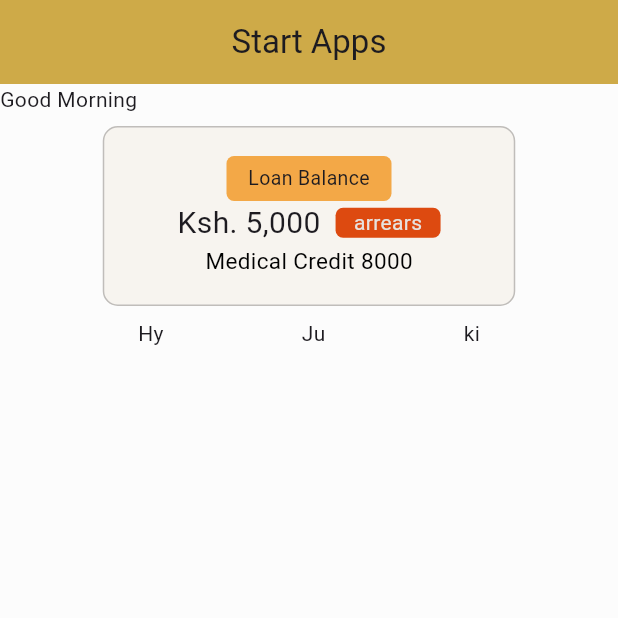
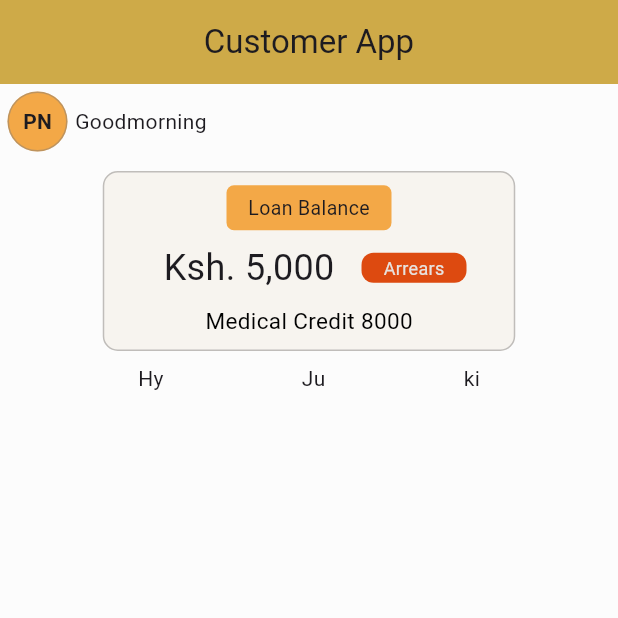
Before and after one commit to Petedarkpete/flutter-pro, a Flutter app: the screen it shows after launch, on a phone screen of 412 x 824 dp, the top half of it. Run offline on Flutter 3.47's test engine with Material 3 defaults, Android fonts, the phone set to English and light mode, and no system bars; our stand-ins replace badges, fl_chart.

Commit message:
profile circle

```diff
--- a/lib/main.dart
+++ b/lib/main.dart
@@ -18,7 +18,7 @@ class MyWidget extends StatelessWidget {
             alignment: Alignment.center,
             padding: EdgeInsets.all(20.20),
             margin: EdgeInsets.all(8.0),
-            child: Text("Start Apps"),
+            child: Text("Customer App"),
           ),
           backgroundColor: const Color.fromARGB(255, 206, 170, 72),
         ),
@@ -28,8 +28,29 @@ class MyWidget extends StatelessWidget {
               Row(
                 children: [
                   Container(
+                    height: 40,
+                    width: 40,
+                    margin: EdgeInsets.all(5.0),
+                    decoration: BoxDecoration(
+                        shape: BoxShape.circle,
+                        color: Color.fromARGB(255, 243, 168, 71),
+                        border: Border.all(
+                          color: const Color.fromARGB(115, 124, 122, 122),
+                          width: 1.0,
+                        )),
+                    child: Center(
+                      child: Text(
+                        'PN',
+                        style: TextStyle(
+                          fontWeight: FontWeight.bold,
+                        ),
+                        textAlign: TextAlign.start,
+                      ),
+                    ),
+                  ),
+                  Container(
                     child: Text(
-                      'Good Morning',
+                      'Goodmorning',
                       style: TextStyle(),
                       textAlign: TextAlign.start,
                     ),
@@ -55,10 +76,8 @@ class MyWidget extends StatelessWidget {
                 padding: EdgeInsets.all(8.0),
                 margin: EdgeInsets.all(8.0),
                 child: Column(
-
                   mainAxisAlignment: MainAxisAlignment.center,
                   children: [
-
                     Container(
                       alignment: Alignment.center,
                       decoration: BoxDecoration(
@@ -78,24 +97,27 @@ class MyWidget extends StatelessWidget {
                       mainAxisAlignment: MainAxisAlignment.center,
                       children: [
                         Container(
+                            padding: EdgeInsets.all(8.0),
                             child: Text(
-                          "Ksh. 5,000",
-                          style: TextStyle(
-                            fontSize: 20.0,
-                          ),
-                        )),
+                              "Ksh. 5,000",
+                              style: TextStyle(
+                                fontSize: 24.0,
+                              ),
+                            )),
                         Container(
                           margin: EdgeInsets.only(left: 10),
                           alignment: Alignment.center,
                           width: 70,
+                          height: 20,
                           decoration: BoxDecoration(
                             color: Color.fromARGB(255, 221, 74, 16),
-                            borderRadius: BorderRadius.circular(5),
+                            borderRadius: BorderRadius.circular(8),
                           ),
                           child: Text(
-                            "arrears",
+                            "Arrears",
                             style: TextStyle(
                               color: Color.fromARGB(255, 231, 226, 223),
+                              fontSize: 12.0,
                             ),
                           ),
                         )
```
